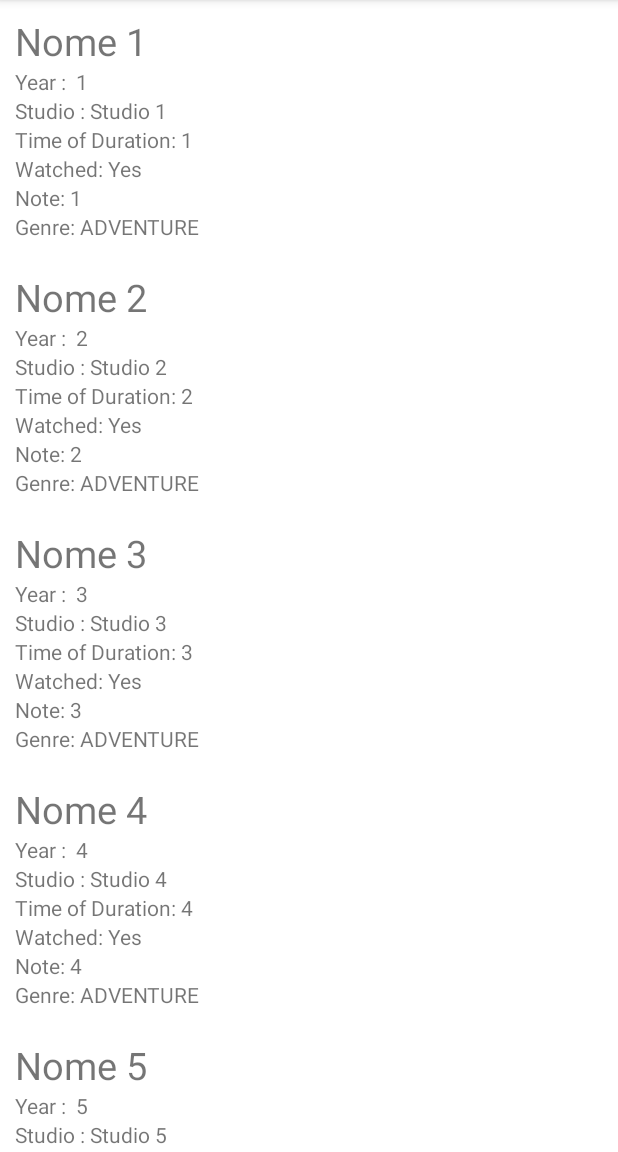
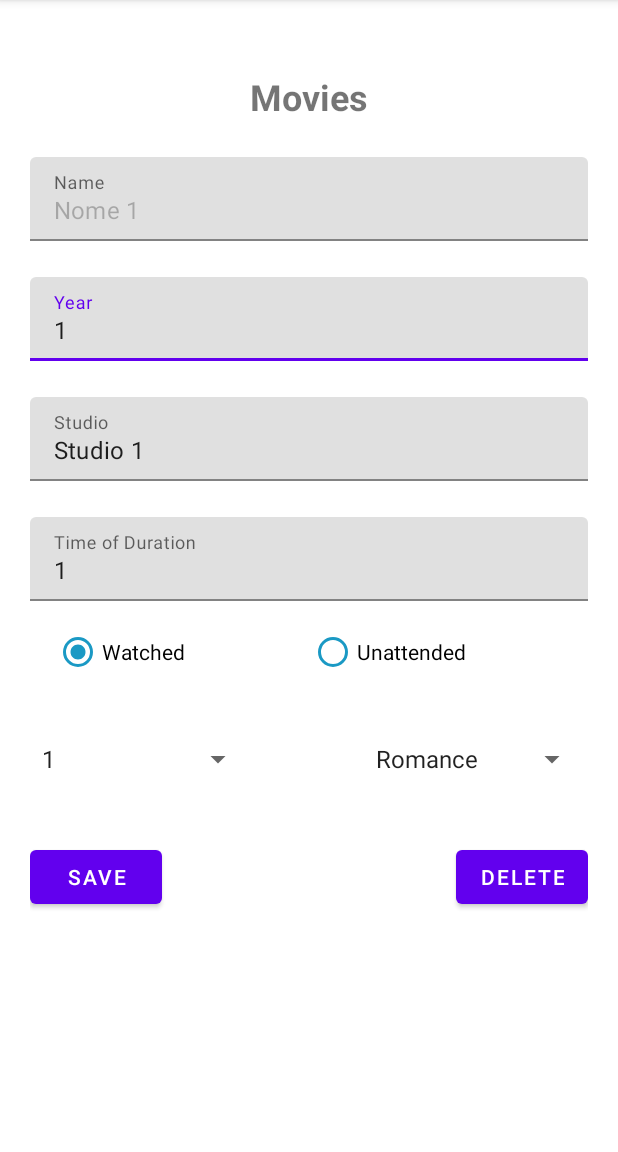
Before and after one commit to natansouza2010/MoviesManager, an Android app: the screen it shows after launch (MainActivity before the commit, MovieActivity after it), after a tap on an icon or button, on a phone screen of 412 x 824 dp, the part 84-1236 px from its top. Run offline under Robolectric (Android 15) with nearby library versions, the phone set to English and light mode, and no system bars.

Commit message:
Funcao de CRUD - Criar Filme, Deletar Filme, Update Filme, Criacao da nova Activity

```diff
--- a/app/src/main/java/com/example/moviesmanager/activity/MainActivity.kt
+++ b/app/src/main/java/com/example/moviesmanager/activity/MainActivity.kt
@@ -1,13 +1,21 @@
 package com.example.moviesmanager.activity
 
+import android.content.Context
 import android.content.Intent
 import androidx.appcompat.app.AppCompatActivity
 import android.os.Bundle
+import android.view.ContextMenu
+import android.view.Menu
+import android.view.MenuItem
+import android.view.View
 import androidx.activity.result.ActivityResultLauncher
+import androidx.activity.result.contract.ActivityResultContracts
 import androidx.recyclerview.widget.LinearLayoutManager
 import com.example.moviesmanager.R
 import com.example.moviesmanager.adapter.MovieAdapter
 import com.example.moviesmanager.databinding.ActivityMainBinding
+import com.example.moviesmanager.model.Constant
+import com.example.moviesmanager.model.Constant.EXTRA_MOVIE
 import com.example.moviesmanager.model.Movie
 import com.example.moviesmanager.model.enums.Genres
 
@@ -31,8 +39,81 @@ class MainActivity : AppCompatActivity() {
         amb.recycleViewMovies.adapter = movieAdapter
         amb.recycleViewMovies.layoutManager = LinearLayoutManager(applicationContext)
 
+        carl = registerForActivityResult(
+            ActivityResultContracts.StartActivityForResult(),
+        ) { result ->
+            if (result.resultCode == RESULT_OK ) {
+                val movie = result.data?.getParcelableExtra<Movie>(EXTRA_MOVIE)
+                val delMovie = result.data?.getParcelableExtra<Movie>(Constant.DELETE_MOVIE)
+
+                movie?.let { _movie->
+                    val position = movieList.indexOfFirst { it.id == _movie.id }
+                    if (position != -1) {
+                        // Alterar na posição
+                        movieList[position] = _movie
+                    }
+                    else {
+                        movieList.add(_movie)
+                    }
+                    movieAdapter.notifyDataSetChanged()
+                }
+
+                delMovie?.let{
+                        _movie ->
+                    movieList.remove(_movie);
+                    movieAdapter.notifyDataSetChanged()
+                }
+
+
+            }
+        }
+
+        movieAdapter.mOnItemClickListener = object : MovieAdapter.OnItemClickListener {
+            override fun onItemClick(index: Int, movie: Movie) {
+                navigateToEditFiLme(this@MainActivity, movie )
+            }
+
+        }
+
+        registerForContextMenu(amb.recycleViewMovies)
+
 
     }
+
+
+    override fun onCreateOptionsMenu(menu: Menu?): Boolean {
+        menuInflater.inflate(R.menu.menu_main, menu)
+        return true
+    }
+
+    override fun onOptionsItemSelected(item: MenuItem): Boolean {
+        return when(item.itemId) {
+            R.id.addMovie -> {
+                carl.launch(Intent(this, MovieActivity::class.java))
+                true
+            }
+            else -> { false }
+        }
+    }
+
+    override fun onCreateContextMenu(
+        menu: ContextMenu?,
+        v: View?,
+        menuInfo: ContextMenu.ContextMenuInfo?
+    ) {
+        menuInflater.inflate(R.menu.context_menu_main, menu)
+    }
+
+
+    fun navigateToEditFiLme(ctx: Context, movie: Movie) {
+        val movieIntent = Intent(ctx ,MovieActivity::class.java )
+        movieIntent.putExtra(EXTRA_MOVIE, movie )
+        movieIntent.putExtra(Constant.VIEW_MOVIE, true)
+        carl.launch(movieIntent)
+
+    }
+
+
 
 
     private fun fillMovieList() {
@@ -46,7 +127,7 @@ class MainActivity : AppCompatActivity() {
                     timeOfDuration= i,
                     hasWatched = true,
                     note = i,
-                    genre = Genres.ADVENTURE,
+                    genre = Genres.Romance,
                 )
             )
         }
--- /dev/null
+++ b/app/src/main/java/com/example/moviesmanager/activity/MovieActivity.kt
@@ -0,0 +1,96 @@
+package com.example.moviesmanager.activity
+
+import android.content.Intent
+import androidx.appcompat.app.AppCompatActivity
+import android.os.Bundle
+import android.util.Log
+import android.widget.RadioGroup
+import com.example.moviesmanager.databinding.ActivityMainBinding
+import com.example.moviesmanager.databinding.ActivityMovieBinding
+import com.example.moviesmanager.model.Constant.DELETE_MOVIE
+import com.example.moviesmanager.model.Constant.EXTRA_MOVIE
+import com.example.moviesmanager.model.Movie
+import com.example.moviesmanager.model.enums.Genres
+import java.util.*
+import kotlin.math.log
+
+class MovieActivity : AppCompatActivity() {
+
+   private val amb: ActivityMovieBinding by lazy {
+       ActivityMovieBinding.inflate(layoutInflater)
+   }
+    override fun onCreate(savedInstanceState: Bundle?) {
+        super.onCreate(savedInstanceState)
+        setContentView(amb.root)
+
+        val receivedMovie = intent.getParcelableExtra<Movie>(EXTRA_MOVIE)
+
+
+
+        receivedMovie?.let{ _receivedMovie ->
+            with(amb) {
+                with(_receivedMovie) {
+                   inputName.setText(name)
+                    inputName.isEnabled = false
+                    inputYear.setText(year.toString())
+                    inputStudio.setText(studio)
+                    inputTimeOfDuration.setText(timeOfDuration.toString())
+                    if(hasWatched) watched.isChecked =true else unattended.isChecked = hasWatched
+
+                    amb.spinnerNotes.setSelection(note);
+                    for (i in  0 until Genres.values().size) {
+                        if(genre.toString().equals(Genres.values()[i].toString()))
+                            spinnerGenres.setSelection(i)
+                    }
+
+
+
+
+
+
+
+                }
+            }
+        }
+
+
+        amb.btnSaveOrUpdateMovie.setOnClickListener {
+            val isChecked = if(amb.watched.isChecked) true else false
+            val genrer = amb.spinnerGenres.selectedItem.toString()
+            val genrerFromEnum = Genres.valueOf(genrer)
+            val movie = Movie (
+                id = receivedMovie?.id?: Random(System.currentTimeMillis()).nextInt(),
+                name = amb.inputName.text.toString(),
+                year = amb.inputYear.text.toString().toInt(),
+                studio = amb.inputStudio.text.toString(),
+                timeOfDuration = amb.inputTimeOfDuration.text.toString().toInt(),
+                hasWatched = isChecked,
+                note = amb.spinnerNotes.selectedItem.toString().toInt(),
+                genre = genrerFromEnum,
+
+            )
+
+            print(movie.toString())
+            val resultIntent = Intent()
+            resultIntent.putExtra(EXTRA_MOVIE, movie)
+            setResult(RESULT_OK, resultIntent)
+            finish()
+        }
+
+        amb.btnDeleteMovie.setOnClickListener {
+            if(receivedMovie != null) {
+                val resultIntent = Intent()
+                resultIntent.putExtra(DELETE_MOVIE, receivedMovie)
+                setResult(RESULT_OK, resultIntent)
+                finish()
+
+            }
+
+
+        }
+    }
+
+
+
+
+}
--- /dev/null
+++ b/app/src/main/java/com/example/moviesmanager/model/Constant.kt
@@ -0,0 +1,7 @@
+package com.example.moviesmanager.model
+
+object Constant {
+    const val EXTRA_MOVIE = "EXTRA_MOVIE"
+    const val VIEW_MOVIE = "VIEW_MOVIE"
+    const val DELETE_MOVIE = "DELETE_MOVIE"
+}
--- a/app/src/main/java/com/example/moviesmanager/model/enums/Genres.kt
+++ b/app/src/main/java/com/example/moviesmanager/model/enums/Genres.kt
@@ -1,6 +1,7 @@
 package com.example.moviesmanager.model.enums
 
 enum class Genres {
-    ROMANCE, ADVENTURE, HORROR, COMEDY
+    Adventure, Comedy, Horror, Romance,
+
 
 }
--- /dev/null
+++ b/app/src/main/res/layout/activity_movie.xml
@@ -0,0 +1,161 @@
+<?xml version="1.0" encoding="utf-8"?>
+<androidx.constraintlayout.widget.ConstraintLayout xmlns:android="http://schemas.android.com/apk/res/android"
+    xmlns:app="http://schemas.android.com/apk/res-auto"
+    xmlns:tools="http://schemas.android.com/tools"
+    android:layout_width="match_parent"
+    android:layout_height="match_parent"
+    android:paddingLeft="20dp"
+    android:paddingRight="20dp"
+    tools:context=".activity.MovieActivity">
+
+    <TextView
+        android:id="@+id/txtAddOrUpdate"
+        android:layout_width="wrap_content"
+        android:layout_height="wrap_content"
+        android:layout_marginTop="48dp"
+        android:text="Movies"
+        android:textSize="24sp"
+        android:textStyle="bold"
+        app:layout_constraintEnd_toEndOf="parent"
+        app:layout_constraintStart_toStartOf="parent"
+        app:layout_constraintTop_toTopOf="parent" />
+
+    <com.google.android.material.textfield.TextInputLayout
+        android:id="@+id/textInputLayout"
+        android:layout_width="0dp"
+        android:layout_height="wrap_content"
+        android:layout_marginTop="24dp"
+        app:layout_constraintEnd_toEndOf="parent"
+        app:layout_constraintStart_toStartOf="parent"
+        app:layout_constraintTop_toBottomOf="@+id/txtAddOrUpdate">
+
+        <com.google.android.material.textfield.TextInputEditText
+            android:id="@+id/inputName"
+            android:layout_width="match_parent"
+            android:layout_height="wrap_content"
+            android:hint="Name" />
+    </com.google.android.material.textfield.TextInputLayout>
+
+    <com.google.android.material.textfield.TextInputLayout
+        android:id="@+id/textInputLayout3"
+        android:layout_width="0dp"
+        android:layout_height="wrap_content"
+        android:layout_marginTop="24dp"
+        app:layout_constraintEnd_toEndOf="parent"
+        app:layout_constraintStart_toStartOf="parent"
+        app:layout_constraintTop_toBottomOf="@+id/textInputLayout">
+
+        <com.google.android.material.textfield.TextInputEditText
+            android:id="@+id/inputYear"
+            android:layout_width="match_parent"
+            android:layout_height="wrap_content"
+            android:hint="Year" />
+    </com.google.android.material.textfield.TextInputLayout>
+
+    <com.google.android.material.textfield.TextInputLayout
+        android:id="@+id/textInputLayout4"
+        android:layout_width="0dp"
+        android:layout_height="wrap_content"
+        android:layout_marginTop="24dp"
+        app:layout_constraintEnd_toEndOf="parent"
+        app:layout_constraintStart_toStartOf="parent"
+        app:layout_constraintTop_toBottomOf="@+id/textInputLayout3">
+
+        <com.google.android.material.textfield.TextInputEditText
+            android:id="@+id/inputStudio"
+            android:layout_width="match_parent"
+            android:layout_height="wrap_content"
+            android:hint="Studio" />
+    </com.google.android.material.textfield.TextInputLayout>
+
+    <com.google.android.material.textfield.TextInputLayout
+        android:id="@+id/textInputLayout5"
+        android:layout_width="0dp"
+        android:layout_height="wrap_content"
+        android:layout_marginTop="24dp"
+        app:layout_constraintEnd_toEndOf="parent"
+        app:layout_constraintStart_toStartOf="parent"
+        app:layout_constraintTop_toBottomOf="@+id/textInputLayout4">
+
+        <com.google.android.material.textfield.TextInputEditText
+            android:id="@+id/inputTimeOfDuration"
+            android:layout_width="match_parent"
+            android:layout_height="wrap_content"
+            android:hint="Time of Duration" />
+    </com.google.android.material.textfield.TextInputLayout>
+
+    <LinearLayout
+        android:id="@+id/ll"
+        android:layout_marginTop="10dp"
+        android:layout_width="match_parent"
+        android:layout_height="75dp"
+        android:layout_weight="15"
+        android:orientation="horizontal"
+        app:layout_constraintTop_toBottomOf="@+id/textInputLayout5"
+        tools:layout_editor_absoluteX="20dp">
+
+        <RadioGroup
+            android:id="@+id/radioGroup"
+            android:layout_width="match_parent"
+            android:layout_height="wrap_content"
+            android:orientation="horizontal">
+
+            <RadioButton
+                android:id="@+id/watched"
+                android:layout_width="match_parent"
+                android:layout_height="match_parent"
+                android:layout_marginLeft="16dp"
+                android:layout_weight="1"
+                android:buttonTint="#1A99C4"
+                android:text="Watched" />
+
+            <RadioButton
+                android:id="@+id/unattended"
+                android:layout_width="match_parent"
+                android:layout_height="match_parent"
+                android:layout_weight="1"
+                android:buttonTint="#1A99C4"
+                android:text="Unattended" />
+        </RadioGroup>
+
+    </LinearLayout>
+
+
+    <Spinner
+        android:id="@+id/spinnerNotes"
+        android:layout_width="149dp"
+        android:layout_height="40dp"
+        android:entries="@array/notes"
+        app:layout_constraintStart_toStartOf="parent"
+        app:layout_constraintTop_toBottomOf="@+id/ll" />
+
+    <Spinner
+        android:id="@+id/spinnerGenres"
+        android:layout_width="149dp"
+        android:layout_height="40dp"
+        android:entries="@array/genrers"
+        app:layout_constraintEnd_toEndOf="parent"
+
+        app:layout_constraintTop_toBottomOf="@+id/ll" />
+
+    <Button
+        android:id="@+id/btnSaveOrUpdateMovie"
+        android:layout_width="wrap_content"
+        android:layout_height="wrap_content"
+        android:text="Save"
+        app:layout_constraintBottom_toBottomOf="parent"
+
+        app:layout_constraintStart_toStartOf="parent"
+        app:layout_constraintTop_toBottomOf="@+id/textInputLayout5" />
+
+    <Button
+        android:id="@+id/btnDeleteMovie"
+        android:layout_width="wrap_content"
+        android:layout_height="wrap_content"
+        android:text="Delete"
+        app:layout_constraintBottom_toBottomOf="parent"
+        app:layout_constraintEnd_toEndOf="parent"
+
+
+        app:layout_constraintTop_toBottomOf="@+id/textInputLayout5" />
+</androidx.constraintlayout.widget.ConstraintLayout>
--- /dev/null
+++ b/app/src/main/res/menu/context_menu_main.xml
@@ -0,0 +1,5 @@
+<?xml version="1.0" encoding="utf-8"?>
+<menu xmlns:android="http://schemas.android.com/apk/res/android">
+    <item android:id="@+id/removeMovieMi" android:title="Remove movie"/>
+    <item android:id="@+id/editMovieMi" android:title="Edit movie"/>
+</menu>
--- /dev/null
+++ b/app/src/main/res/menu/menu_main.xml
@@ -0,0 +1,4 @@
+<?xml version="1.0" encoding="utf-8"?>
+<menu xmlns:android="http://schemas.android.com/apk/res/android" xmlns:app="http://schemas.android.com/apk/res-auto">
+    <item android:id="@+id/addMovie" android:title="Add Movie" app:showAsAction="ifRoom"/>
+</menu>
--- a/app/src/main/res/values/strings.xml
+++ b/app/src/main/res/values/strings.xml
@@ -1,3 +1,26 @@
 <resources>
     <string name="app_name">MoviesManager</string>
+
+
+    <string-array name="genrers">
+        <item>Adventure</item>
+        <item>Comedy</item>
+        <item>Horror</item>
+        <item>Romance</item>
+    </string-array>
+
+
+    <string-array name="notes">
+        <item>0</item>
+        <item>1</item>
+        <item>2</item>
+        <item>3</item>
+        <item>4</item>
+        <item>5</item>
+        <item>6</item>
+        <item>7</item>
+        <item>8</item>
+        <item>9</item>
+        <item>10</item>
+    </string-array>
 </resources>
```
Also changed, not shown: app/src/main/AndroidManifest.xml (+7 -0 lines).
